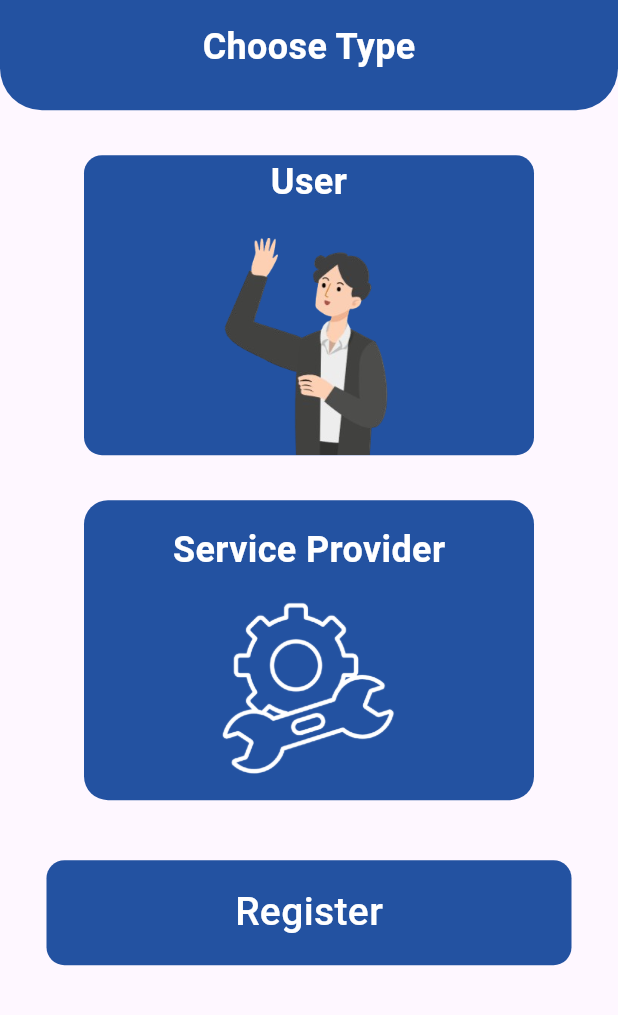
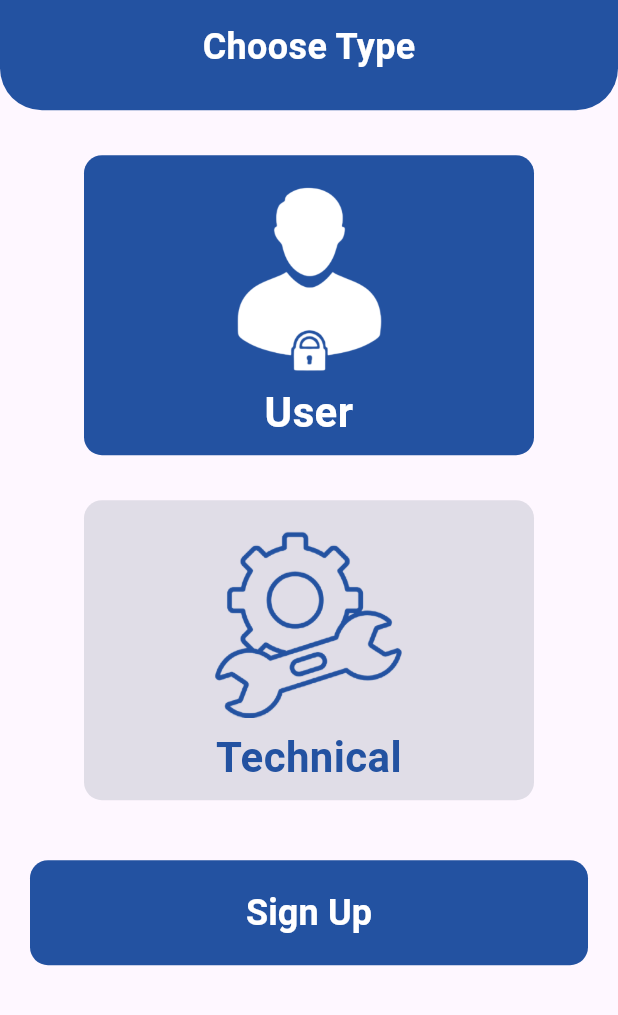
Before and after one commit to AhmedAlsaiem/CarCare, a Flutter app: the ChooseAcountType screen opened by its route, on a phone screen of 412 x 824 dp, the part 221-1236 px from its top. Run offline on Flutter 3.47's test engine with Material 3 defaults, Android fonts, the phone set to English and light mode, and no system bars; our stand-ins replace flutter_onboarding_slider.

Commit message:
choose acount type is fininshed

```diff
--- a/lib/core/functions/navigation.dart
+++ b/lib/core/functions/navigation.dart
@@ -25,4 +25,9 @@ static void pushWithReplacement({
       Navigator.pushNamed(context, route);
     });
   }
+  static void pop({
+    required BuildContext context,
+  }) {
+    Navigator.pop(context);
+  }
 }
--- a/lib/core/utils/assets_manager.dart
+++ b/lib/core/utils/assets_manager.dart
@@ -4,6 +4,8 @@ abstract class AssetsManager {
   static const String onboarding1 = 'assets/images/onboarding1.png';
   static const String onboarding2 = 'assets/images/onboarding2.png';
   static const String onboarding3 = 'assets/images/onboarding3.png';
+  static const String user = 'assets/images/user.png';
+  static const String technical = 'assets/images/service_provider.png';
 
 //! Assets Icons
   static const String deleteIcon = '';
--- a/lib/core/utils/string_manager.dart
+++ b/lib/core/utils/string_manager.dart
@@ -3,7 +3,7 @@ abstract class StringsManager {
   static const String register = 'Register';
   static const String skip = 'Skip';
   static const String login = 'LogIn';
-  static const String signUp = 'SignUp';
+  static const String signUp = 'Sign Up';
   static const String email = 'Email';
   static const String wThis = 'this';
   static const String isRequired = 'is required';
@@ -14,6 +14,9 @@ abstract class StringsManager {
   static const String remmberMy = 'Remember Me';
   static const String confirmPassword = 'Confirm Password';
   static const String startNow = 'Start now!';
+  static const String user = 'User';
+  static const String technical = 'Technical';
+  static const String chooseType = 'Choose Type';
   static const String submmit = 'Submmit';
   static const String zeroOne = '01';
   static const String emptyString = '';
--- a/lib/core/utils/styles_manager.dart
+++ b/lib/core/utils/styles_manager.dart
@@ -47,6 +47,10 @@ static TextStyle textStyleMedium26 = TextStyle(
   static TextStyle textStyleBold24 = TextStyle(
     fontWeight: AppFontWieght.bold,
     fontSize: FontSize.s24,
+    color: ColorsManager.white,
+  );  static TextStyle textStyleBold28 = TextStyle(
+    fontWeight: AppFontWieght.bold,
+    fontSize: FontSize.s28,
     color: ColorsManager.white,
   );
   static TextStyle textStyleBold20 = TextStyle(
--- a/lib/core/widgets/custom_text_button.dart
+++ b/lib/core/widgets/custom_text_button.dart
@@ -2,7 +2,6 @@ import 'package:flutter/material.dart';
 import 'package:splash_app/core/utils/color_manager.dart';
 
 import '../utils/app_size.dart';
-import '../utils/string_manager.dart';
 import '../utils/styles_manager.dart';
 
 class CustomButton extends StatelessWidget {
@@ -11,7 +10,7 @@ class CustomButton extends StatelessWidget {
     required this.onPressed,
     required this.bottonName,
   });
-  final String bottonName ;
+  final String bottonName;
   final void Function()? onPressed;
   @override
   Widget build(BuildContext context) {
@@ -24,7 +23,7 @@ class CustomButton extends StatelessWidget {
           shape: WidgetStatePropertyAll(RoundedRectangleBorder(
               borderRadius: BorderRadius.all(Radius.circular(AppSize.s12))))),
       child: Text(
-        StringsManager.login,
+        bottonName,
         style: StylesManager.textStyleBold24,
       ),
     );
--- a/lib/feature/authentaction/presentation/view/choose_acount_type.dart
+++ b/lib/feature/authentaction/presentation/view/choose_acount_type.dart
@@ -1,8 +1,8 @@
 import 'package:flutter/material.dart';
 import 'package:splash_app/core/helper/extentions.dart';
-import 'package:splash_app/core/utils/color_manager.dart';
+import 'package:splash_app/core/utils/app_size.dart';
 import 'package:splash_app/core/utils/string_manager.dart';
-import 'package:splash_app/core/utils/styles_manager.dart';
+import 'package:splash_app/feature/authentaction/presentation/view/widgets/choose_acount_type_section.dart';
 import 'package:splash_app/feature/authentaction/presentation/view/widgets/custom_logo_auth.dart';
 
 class ChooseAcountType extends StatelessWidget {
@@ -14,85 +14,13 @@ class ChooseAcountType extends StatelessWidget {
       appBar: AppBar(),
       body: Column(
         crossAxisAlignment: CrossAxisAlignment.center,
-        children: <Widget>[
+        children: [
           CustomLogoAuth(
-            title: 'Choose Type',
+            title: StringsManager.chooseType,
             height: context.screenHeight * 0.2,
           ),
-          const SizedBox(
-            height: 30,
-            width: double.infinity,
-          ),
-          Container(
-            height: 200,
-            width: 300,
-            decoration: BoxDecoration(
-                color: ColorsManager.mainColor,
-                borderRadius: BorderRadius.circular(12)),
-            child: Column(
-              mainAxisAlignment: MainAxisAlignment.end,
-              crossAxisAlignment: CrossAxisAlignment.center,
-              children: [
-                Text(
-                  'User',
-                  textAlign: TextAlign.right,
-                  style: StylesManager.textStyleBold24,
-                ),
-                const SizedBox(height: 20),
-                SizedBox(
-                  height: 145,
-                  width: 200,
-                  child: Image.asset(
-                    'assets/images/user1.png',
-                  ),
-                ),
-              ],
-            ),
-          ),
-         const SizedBox(
-            height: 30,
-          ),
-          Container(
-            height: 200,
-            width: 300,
-            decoration: BoxDecoration(
-                color: ColorsManager.mainColor,
-
-                //   color: const Color.fromARGB(255, 30, 49, 83),
-                borderRadius: BorderRadius.circular(16)),
-            child: Column(
-              mainAxisAlignment: MainAxisAlignment.end,
-              children: [
-                Text(
-                  'Service Provider',
-                  style: StylesManager.textStyleBold24,
-                ),
-                SizedBox(
-                  height: 150,
-                  width: 200,
-                  child: Image.asset(
-                    'assets/images/service_provider.png',
-                    color: Colors.white,
-                  ),
-                ),
-              ],
-            ),
-          ),
-         const SizedBox(
-            height: 40,
-          ),
-          Container(
-            alignment: Alignment.center,
-            decoration: BoxDecoration(
-                color: ColorsManager.mainColor,
-                borderRadius: BorderRadius.circular(12)),
-            height: 70,
-            width: 350,
-            child: Text(
-              StringsManager.register,
-              style: StylesManager.textStyleMedium26,
-            ),
-          )
+          const SizedBox(height: AppSize.s30),
+          const ChooseAcountTypeSection(),
         ],
       ),
     );
--- a/lib/feature/authentaction/presentation/view/forget_password_view.dart
+++ b/lib/feature/authentaction/presentation/view/forget_password_view.dart
@@ -1,4 +1,5 @@
 import 'package:flutter/material.dart';
+import 'package:splash_app/core/functions/navigation.dart';
 import 'package:splash_app/core/utils/color_manager.dart';
 import 'package:splash_app/feature/authentaction/presentation/view/widgets/forget_password_body.dart';
 
@@ -9,13 +10,18 @@ class ForgetPasswordView extends StatelessWidget {
   Widget build(BuildContext context) {
     return Scaffold(
       appBar: AppBar(
-        leading:const Icon(
-          Icons.arrow_back,
-          color: Colors.white,
+        leading: IconButton(
+          onPressed: () {
+            NavigatorManager.pop(context: context);
+          },
+          icon: const Icon(
+            Icons.arrow_back,
+            color: Colors.white,
+          ),
         ),
         backgroundColor: ColorsManager.mainColor,
       ),
-      body:  ForgetPasswordBody(),
+      body: ForgetPasswordBody(),
     );
   }
 }
--- /dev/null
+++ b/lib/feature/authentaction/presentation/view/widgets/choose_acount_type_section.dart
@@ -0,0 +1,57 @@
+
+
+import 'package:flutter/material.dart';
+import 'package:splash_app/core/utils/app_size.dart';
+import 'package:splash_app/core/utils/assets_manager.dart';
+import 'package:splash_app/core/utils/string_manager.dart';
+import 'package:splash_app/core/widgets/custom_text_button.dart';
+
+import 'custom_user_type.dart';
+
+class ChooseAcountTypeSection extends StatefulWidget {
+  const ChooseAcountTypeSection({
+    super.key,
+  });
+
+  @override
+  State<ChooseAcountTypeSection> createState() =>
+      _ChooseAcountTypeSectionState();
+}
+
+class _ChooseAcountTypeSectionState extends State<ChooseAcountTypeSection> {
+  bool value = false;
+
+  @override
+  Widget build(BuildContext context) {
+    return Padding(
+      padding: const EdgeInsets.symmetric(horizontal: AppSize.s20),
+      child: Column(
+        children: [
+          CustomUserType(
+            value: value,
+            title: StringsManager.user,
+            imageUrl: AssetsManager.user,
+            onTap: () {
+              value = false;
+              setState(() {});
+            },
+          ),
+          const SizedBox(height: 30),
+          CustomUserType(
+            value: !value,
+            title: StringsManager.technical,
+            imageUrl: AssetsManager.technical,
+            onTap: () {
+              value = true;
+              setState(() {});
+            },
+          ),
+          const SizedBox(
+            height: 40,
+          ),
+          CustomButton(onPressed: () {}, bottonName: StringsManager.signUp)
+        ],
+      ),
+    );
+  }
+}
--- /dev/null
+++ b/lib/feature/authentaction/presentation/view/widgets/custom_user_type.dart
@@ -0,0 +1,58 @@
+
+import 'package:flutter/material.dart';
+import 'package:splash_app/core/utils/app_size.dart';
+import 'package:splash_app/core/utils/styles_manager.dart';
+
+import '../../../../../core/utils/color_manager.dart';
+
+class CustomUserType extends StatelessWidget {
+  const CustomUserType({
+    super.key,
+    required this.imageUrl,
+    required this.title,
+    required this.onTap,
+    required this.value,
+  });
+  final String imageUrl;
+  final String title;
+  final bool value;
+
+  final void Function()? onTap;
+  @override
+  Widget build(BuildContext context) {
+    return GestureDetector(
+      onTap: onTap,
+      child: Container(
+        height: 200,
+        width: 300,
+        decoration: BoxDecoration(
+            color: value
+                ? const Color.fromARGB(49, 99, 110, 129)
+                : ColorsManager.mainColor,
+            borderRadius: BorderRadius.circular(12)),
+        child: Column(
+          mainAxisAlignment: MainAxisAlignment.start,
+          crossAxisAlignment: CrossAxisAlignment.center,
+          children: [
+            const SizedBox(height: AppSize.s20),
+            SizedBox(
+              height: 125,
+              width: 200,
+              child: Image.asset(
+                imageUrl,
+                color: value ? ColorsManager.mainColor : ColorsManager.white,
+              ),
+            ),
+            const SizedBox(height: 6),
+            Text(
+              title,
+              textAlign: TextAlign.right,
+              style: StylesManager.textStyleBold28.copyWith(
+                  color: value ? ColorsManager.mainColor : ColorsManager.white),
+            ),
+          ],
+        ),
+      ),
+    );
+  }
+}
--- a/lib/feature/authentaction/presentation/view/widgets/forget_password_body.dart
+++ b/lib/feature/authentaction/presentation/view/widgets/forget_password_body.dart
@@ -21,7 +21,7 @@ class ForgetPasswordBody extends StatelessWidget {
             height: context.screenHeight * AppSize.s03,
           ),
           const SizedBox(height: AppSize.s40),
-          CustomFrogetPasswordTextFromFieldSection(formKey: formKey)
+          CustomFrogetPasswordTextFromFieldSection(formKey: formKey),
         ],
       ),
     );
```
Also changed, not shown: assets/images/service_provider.png, assets/images/user.png.
